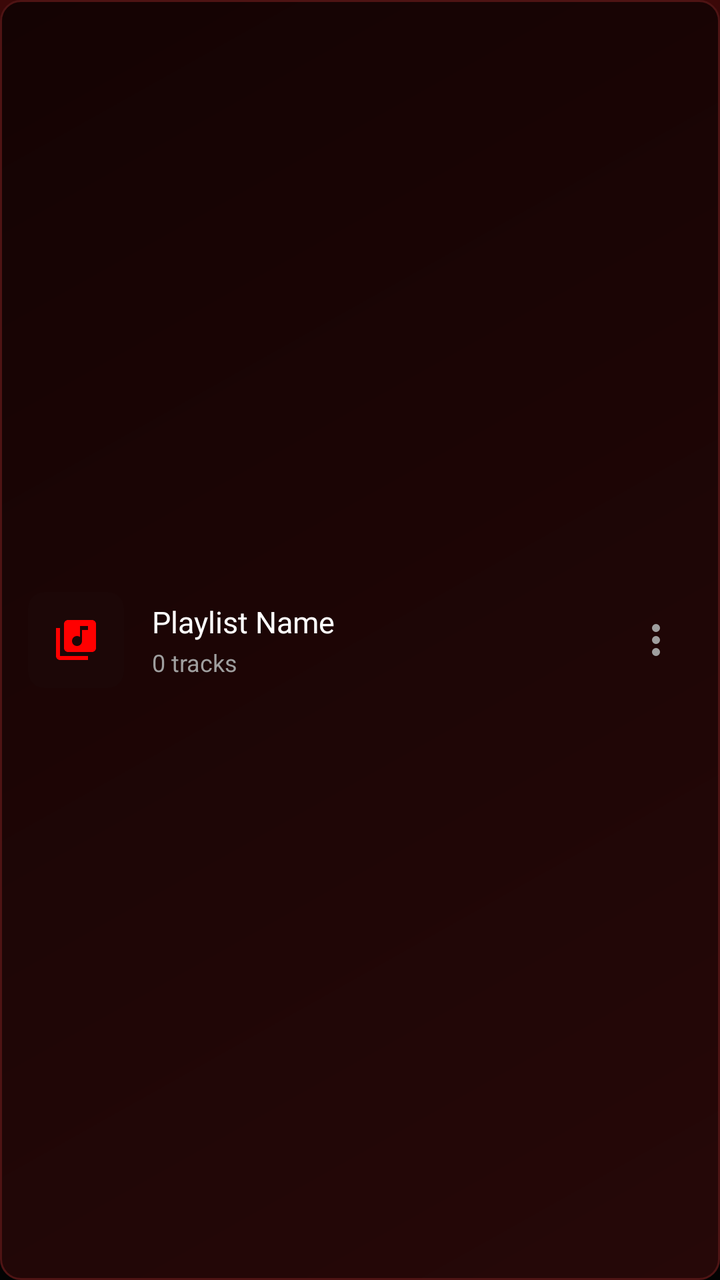
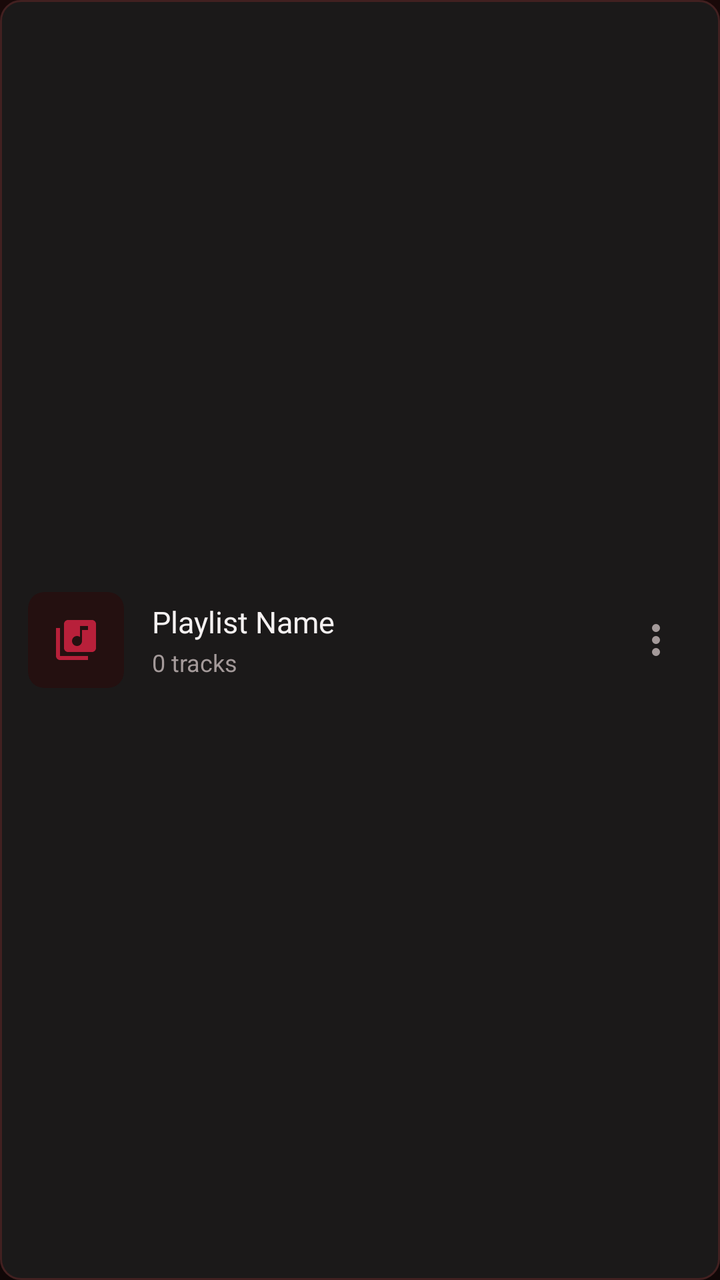

Compare the two renders of this Android layout. The source of the first and the diff that turns it into the second are given below.
<!-- AndroidManifest.xml: application theme Theme.BraveMusicPlayer -->
<!-- res/layout/item_playlist.xml -->
<?xml version="1.0" encoding="utf-8"?>
<LinearLayout xmlns:android="http://schemas.android.com/apk/res/android"
    xmlns:app="http://schemas.android.com/apk/res-auto"
    android:layout_width="match_parent"
    android:layout_height="wrap_content"
    android:layout_marginTop="8dp"
    android:background="@drawable/bg_rounded_card"
    android:clickable="true"
    android:focusable="true"
    android:gravity="center_vertical"
    android:orientation="horizontal"
    android:paddingStart="14dp"
    android:paddingTop="12dp"
    android:paddingEnd="14dp"
    android:paddingBottom="12dp">

    <androidx.cardview.widget.CardView
        android:layout_width="48dp"
        android:layout_height="48dp"
        app:cardBackgroundColor="@color/card_red_tint_surface"
        app:cardCornerRadius="8dp"
        app:cardElevation="0dp">

        <ImageView
            android:layout_width="match_parent"
            android:layout_height="match_parent"
            android:contentDescription="Playlist Icon"
            android:padding="12dp"
            android:src="@drawable/ic_library_music"
            app:tint="@color/youtube_red" />
    </androidx.cardview.widget.CardView>

    <LinearLayout
        android:layout_width="0dp"
        android:layout_height="wrap_content"
        android:layout_marginStart="14dp"
        android:layout_weight="1"
        android:orientation="vertical">

        <TextView
            android:id="@+id/tvPlaylistName"
            android:layout_width="wrap_content"
            android:layout_height="wrap_content"
            android:ellipsize="end"
            android:fontFamily="@font/youtube_sans_bold_font"
            android:maxLines="1"
            android:text="Playlist Name"
            android:textColor="@color/white_primary"
            android:textSize="15sp" />

        <TextView
            android:id="@+id/tvPlaylistCount"
            android:layout_width="wrap_content"
            android:layout_height="wrap_content"
            android:layout_marginTop="2dp"
            android:fontFamily="sans-serif"
            android:text="0 tracks"
            android:textColor="@color/muted_grey"
            android:textSize="12sp" />
    </LinearLayout>

    <ImageView
        android:id="@+id/btnPlaylistOptions"
        android:layout_width="36dp"
        android:layout_height="36dp"
        android:background="?android:attr/selectableItemBackgroundBorderless"
        android:contentDescription="Playlist Options"
        android:padding="6dp"
        android:src="@drawable/ic_ytm_overflow"
        app:tint="@color/muted_grey" />
</LinearLayout>
<!-- resources referenced by this layout -->
<resources>
  <color name="card_red_tint_surface">#1C0707</color>
  <color name="muted_grey">#9F9F9F</color>
  <color name="white_primary">#FFFFFF</color>
  <color name="youtube_red">#FF0000</color>
  <!-- drawable bg_rounded_card (drawable) -->
  <?xml version="1.0" encoding="utf-8"?>
  <shape xmlns:android="http://schemas.android.com/apk/res/android"
      android:shape="rectangle">
      <gradient
          android:angle="135"
          android:startColor="@color/card_red_tint_start"
          android:endColor="@color/card_red_tint_end"
          android:type="linear" />
      <stroke
          android:width="1dp"
          android:color="@color/card_red_tint_border" />
      <corners android:radius="10dp" />
  </shape>
  <!-- drawable ic_library_music (drawable) -->
  <vector xmlns:android="http://schemas.android.com/apk/res/android"
      android:width="24dp"
      android:height="24dp"
      android:viewportWidth="24"
      android:viewportHeight="24">
      <path
          android:fillColor="#FFFFFFFF"
          android:pathData="M20,2H8c-1.1,0 -2,0.9 -2,2v12c0,1.1 0.9,2 2,2h12c1.1,0 2,-0.9 2,-2V4c0,-1.1 -0.9,-2 -2,-2zm-2,5h-3v5.5c0,1.38 -1.12,2.5 -2.5,2.5S10,13.88 10,12.5s1.12,-2.5 2.5,-2.5c0.57,0 1.08,0.19 1.5,0.51V5h4v2zM4,6H2v14c0,1.1 0.9,2 2,2h14v-2H4V6z"/>
  </vector>
  <!-- drawable ic_ytm_overflow (drawable) -->
  <?xml version="1.0" encoding="utf-8"?>
  <vector  android:height="24.0dp" android:width="24.0dp" android:viewportWidth="24.0" android:viewportHeight="24.0"
    xmlns:android="http://schemas.android.com/apk/res/android">
      <path android:fillColor="@android:color/white" android:pathData="M12,4a2,2 0,1 0,0 4,2 2,0 0,0 0,-4ZM12,10a2,2 0,1 0,0 4,2 2,0 0,0 0,-4ZM12,16a2,2 0,1 0,0 4,2 2,0 0,0 0,-4Z" />
  </vector>
  <style name="Theme.BraveMusicPlayer" parent="Theme.MaterialComponents.DayNight.NoActionBar">
          <item name="colorPrimary">@color/youtube_red</item>
          <item name="colorPrimaryVariant">@color/surface_black</item>
          <item name="colorOnPrimary">@color/white_primary</item>
          <item name="colorSecondary">@color/youtube_red</item>
          <item name="colorSecondaryVariant">@color/youtube_red</item>
          <item name="colorOnSecondary">@color/white_primary</item>
          <item name="android:colorBackground">@color/deep_black</item>
          <item name="android:statusBarColor">@color/ytm_bg_top_glow</item>
          <item name="android:navigationBarColor">@color/surface_black</item>
          <item name="android:windowBackground">@drawable/bg_ytm_gradient</item>
          <item name="bottomSheetDialogTheme">@style/YtmBottomSheetDialogTheme</item>
      </style>
  <color name="card_red_tint_start">#260808</color>
  <color name="card_red_tint_end">#140303</color>
  <color name="card_red_tint_border">#4E1414</color>
  <color name="surface_black">#121212</color>
  <color name="deep_black">#030303</color>
  <color name="ytm_bg_top_glow">#3B0808</color>
  <!-- drawable bg_ytm_gradient (drawable) -->
  <?xml version="1.0" encoding="utf-8"?>
  <shape xmlns:android="http://schemas.android.com/apk/res/android"
      android:shape="rectangle">
      <gradient
          android:angle="270"
          android:startColor="@color/ytm_bg_top_glow"
          android:centerColor="@color/ytm_bg_middle"
          android:endColor="@color/ytm_bg_main"
          android:type="linear" />
  </shape>
  <style name="YtmBottomSheetDialogTheme" parent="Theme.Design.Light.BottomSheetDialog">
          <item name="bottomSheetStyle">@style/YtmBottomSheetStyle</item>
          <item name="android:windowIsFloating">false</item>
          <item name="android:navigationBarColor">@color/surface_black</item>
      </style>
  <color name="ytm_bg_middle">#0D0202</color>
  <color name="ytm_bg_main">#030303</color>
  <style name="YtmBottomSheetStyle" parent="Widget.Design.BottomSheet.Modal">
          <item name="android:background">@android:color/transparent</item>
      </style>
</resources>

<!-- the commit's change to res/layout/item_playlist.xml (unified diff, before → after) -->
@@ -17,7 +17,7 @@
     <androidx.cardview.widget.CardView
         android:layout_width="48dp"
         android:layout_height="48dp"
-        app:cardBackgroundColor="@color/card_red_tint_surface"
+        app:cardBackgroundColor="@color/surfaceElevated"
         app:cardCornerRadius="8dp"
         app:cardElevation="0dp">
 
@@ -27,7 +27,7 @@
             android:contentDescription="Playlist Icon"
             android:padding="12dp"
             android:src="@drawable/ic_library_music"
-            app:tint="@color/youtube_red" />
+            app:tint="@color/accentPrimary" />
     </androidx.cardview.widget.CardView>
 
     <LinearLayout
@@ -45,7 +45,7 @@
             android:fontFamily="@font/youtube_sans_bold_font"
             android:maxLines="1"
             android:text="Playlist Name"
-            android:textColor="@color/white_primary"
+            android:textColor="@color/textPrimary"
             android:textSize="15sp" />
 
         <TextView
@@ -55,7 +55,7 @@
             android:layout_marginTop="2dp"
             android:fontFamily="sans-serif"
             android:text="0 tracks"
-            android:textColor="@color/muted_grey"
+            android:textColor="@color/textSecondary"
             android:textSize="12sp" />
     </LinearLayout>
 
@@ -67,5 +67,5 @@
         android:contentDescription="Playlist Options"
         android:padding="6dp"
         android:src="@drawable/ic_ytm_overflow"
-        app:tint="@color/muted_grey" />
+        app:tint="@color/textSecondary" />
 </LinearLayout>
<!-- resource entries referenced after the edit -->
@@ -1,22 +1,18 @@
 <!-- resources referenced by this layout -->
 <resources>
-  <color name="card_red_tint_surface">#1C0707</color>
-  <color name="muted_grey">#9F9F9F</color>
-  <color name="white_primary">#FFFFFF</color>
-  <color name="youtube_red">#FF0000</color>
+  <color name="accentPrimary">#B8203A</color>
+  <color name="surfaceElevated">#241010</color>
+  <color name="textPrimary">#F5F1F1</color>
+  <color name="textSecondary">#A49A9A</color>
   <!-- drawable bg_rounded_card (drawable) -->
   <?xml version="1.0" encoding="utf-8"?>
   <shape xmlns:android="http://schemas.android.com/apk/res/android"
       android:shape="rectangle">
-      <gradient
-          android:angle="135"
-          android:startColor="@color/card_red_tint_start"
-          android:endColor="@color/card_red_tint_end"
-          android:type="linear" />
+      <corners android:radius="10dp" />
+      <solid android:color="@color/surfaceCard" />
       <stroke
           android:width="1dp"
-          android:color="@color/card_red_tint_border" />
-      <corners android:radius="10dp" />
+          android:color="@color/borderSubtle" />
   </shape>
   <!-- drawable ic_library_music (drawable) -->
   <vector xmlns:android="http://schemas.android.com/apk/res/android"
@@ -35,43 +31,39 @@
       <path android:fillColor="@android:color/white" android:pathData="M12,4a2,2 0,1 0,0 4,2 2,0 0,0 0,-4ZM12,10a2,2 0,1 0,0 4,2 2,0 0,0 0,-4ZM12,16a2,2 0,1 0,0 4,2 2,0 0,0 0,-4Z" />
   </vector>
   <style name="Theme.BraveMusicPlayer" parent="Theme.MaterialComponents.DayNight.NoActionBar">
-          <item name="colorPrimary">@color/youtube_red</item>
-          <item name="colorPrimaryVariant">@color/surface_black</item>
-          <item name="colorOnPrimary">@color/white_primary</item>
-          <item name="colorSecondary">@color/youtube_red</item>
-          <item name="colorSecondaryVariant">@color/youtube_red</item>
-          <item name="colorOnSecondary">@color/white_primary</item>
-          <item name="android:colorBackground">@color/deep_black</item>
-          <item name="android:statusBarColor">@color/ytm_bg_top_glow</item>
-          <item name="android:navigationBarColor">@color/surface_black</item>
+          <item name="colorPrimary">@color/accentPrimary</item>
+          <item name="colorPrimaryVariant">@color/surfaceCard</item>
+          <item name="colorOnPrimary">@color/textPrimary</item>
+          <item name="colorSecondary">@color/accentPrimary</item>
+          <item name="colorSecondaryVariant">@color/accentPressed</item>
+          <item name="colorOnSecondary">@color/textPrimary</item>
+          <item name="android:colorBackground">@color/background</item>
+          <item name="android:statusBarColor">@color/background</item>
+          <item name="android:navigationBarColor">@color/background</item>
           <item name="android:windowBackground">@drawable/bg_ytm_gradient</item>
-          <item name="bottomSheetDialogTheme">@style/YtmBottomSheetDialogTheme</item>
+          <item name="bottomSheetDialogTheme">@style/MelodyBottomSheetDialogTheme</item>
       </style>
-  <color name="card_red_tint_start">#260808</color>
-  <color name="card_red_tint_end">#140303</color>
-  <color name="card_red_tint_border">#4E1414</color>
-  <color name="surface_black">#121212</color>
-  <color name="deep_black">#030303</color>
-  <color name="ytm_bg_top_glow">#3B0808</color>
+  <color name="surfaceCard">#1B1919</color>
+  <color name="borderSubtle">#422020</color>
+  <color name="accentPressed">#8F1830</color>
+  <color name="background">#100707</color>
   <!-- drawable bg_ytm_gradient (drawable) -->
   <?xml version="1.0" encoding="utf-8"?>
   <shape xmlns:android="http://schemas.android.com/apk/res/android"
       android:shape="rectangle">
       <gradient
           android:angle="270"
-          android:startColor="@color/ytm_bg_top_glow"
-          android:centerColor="@color/ytm_bg_middle"
-          android:endColor="@color/ytm_bg_main"
+          android:startColor="@color/backgroundSecondary"
+          android:endColor="@color/background"
           android:type="linear" />
   </shape>
-  <style name="YtmBottomSheetDialogTheme" parent="Theme.Design.Light.BottomSheetDialog">
-          <item name="bottomSheetStyle">@style/YtmBottomSheetStyle</item>
+  <style name="MelodyBottomSheetDialogTheme" parent="Theme.Design.Light.BottomSheetDialog">
+          <item name="bottomSheetStyle">@style/MelodyBottomSheetStyle</item>
           <item name="android:windowIsFloating">false</item>
-          <item name="android:navigationBarColor">@color/surface_black</item>
+          <item name="android:navigationBarColor">@color/background</item>
       </style>
-  <color name="ytm_bg_middle">#0D0202</color>
-  <color name="ytm_bg_main">#030303</color>
-  <style name="YtmBottomSheetStyle" parent="Widget.Design.BottomSheet.Modal">
+  <color name="backgroundSecondary">#190909</color>
+  <style name="MelodyBottomSheetStyle" parent="Widget.Design.BottomSheet.Modal">
           <item name="android:background">@android:color/transparent</item>
       </style>
 </resources>
